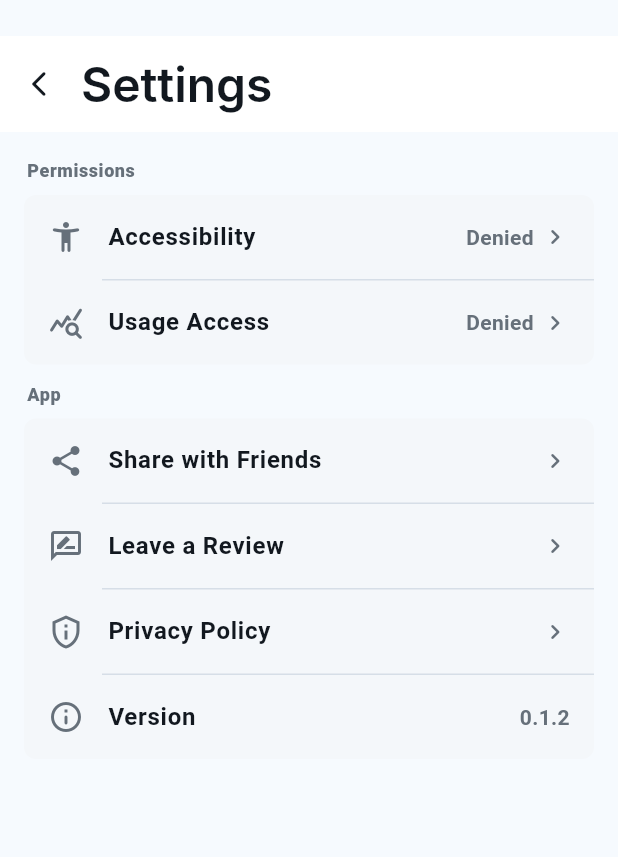
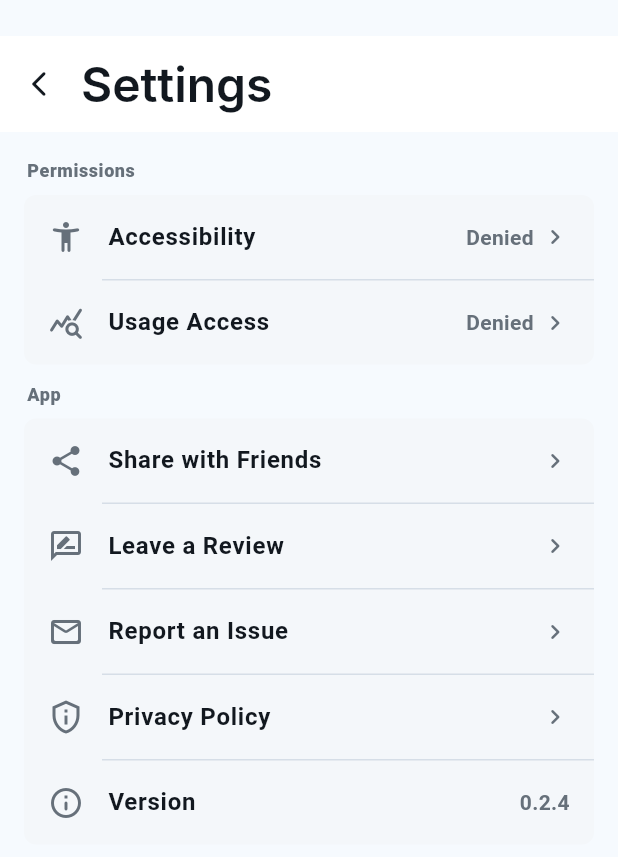
Before and after one commit to NewtonYuan/lockin, a Flutter app: the SettingsTab widget shown alone on an empty page, opened directly with empty values, on a phone screen of 412 x 824 dp. Shown: the top 857 px of the screen. Run offline on Flutter 3.47's test engine with Material 3 defaults, Android fonts, the phone set to English and light mode, and no system bars; our stand-ins replace flutter_svg; Roboto replaces fonts that are missing (Inter).

Commit message:
feat: UI changes

```diff
--- a/lib/tabs/settings_tab.dart
+++ b/lib/tabs/settings_tab.dart
@@ -11,6 +11,7 @@ class SettingsTab extends StatelessWidget {
     required this.onOpenUsageAccessSettings,
     required this.onShareApp,
     required this.onLeaveReview,
+    required this.onSendFeedback,
     required this.onOpenPrivacyPolicy,
     required this.isAccessibilityAllowed,
     required this.isUsageAccessAllowed,
@@ -21,6 +22,7 @@ class SettingsTab extends StatelessWidget {
   final VoidCallback onOpenUsageAccessSettings;
   final VoidCallback onShareApp;
   final VoidCallback onLeaveReview;
+  final VoidCallback onSendFeedback;
   final VoidCallback onOpenPrivacyPolicy;
   final bool isAccessibilityAllowed;
   final bool isUsageAccessAllowed;
@@ -78,6 +80,12 @@ class SettingsTab extends StatelessWidget {
                     onTap: onLeaveReview,
                   ),
                   _SettingsRow(
+                    icon: Icons.mail_outline_rounded,
+                    title: 'Report an Issue',
+                    value: '',
+                    onTap: onSendFeedback,
+                  ),
+                  _SettingsRow(
                     icon: Icons.privacy_tip_outlined,
                     title: 'Privacy Policy',
                     value: '',
@@ -86,7 +94,7 @@ class SettingsTab extends StatelessWidget {
                   const _SettingsRow(
                     icon: Icons.info_outline_rounded,
                     title: 'Version',
-                    value: '0.1.2',
+                    value: '0.2.4',
                     showChevron: false,
                   ),
                 ],
--- a/pubspec.yaml
+++ b/pubspec.yaml
@@ -16,7 +16,7 @@ publish_to: "none" # Remove this line if you wish to publish to pub.dev
 # https://developer.apple.com/library/archive/documentation/General/Reference/InfoPlistKeyReference/Articles/CoreFoundationKeys.html
 # In Windows, build-name is used as the major, minor, and patch parts
 # of the product and file versions while build-number is used as the build suffix.
-version: 0.2.2+6
+version: 0.2.4+7
 
 environment:
   sdk: ^3.11.5
@@ -75,6 +75,7 @@ flutter:
     - assets/icons/no_limit.svg
     - assets/images/through_the_park_empty.svg
     - assets/images/work_time_pana.svg
+    - assets/images/maintenance_cuate.png
     - android/app/src/main/res/mipmap-xxxhdpi/ic_launcher.png
 
   # To add assets to your application, add an assets section, like this:
```
Also changed, not shown: lib/main.dart (+13 -0 lines), lib/tabs/home_tab.dart (+7 -2 lines), lib/tabs/statistics_tab.dart (+7 -9 lines), assets/images/maintenance_cuate.png (added), 1 other file.
